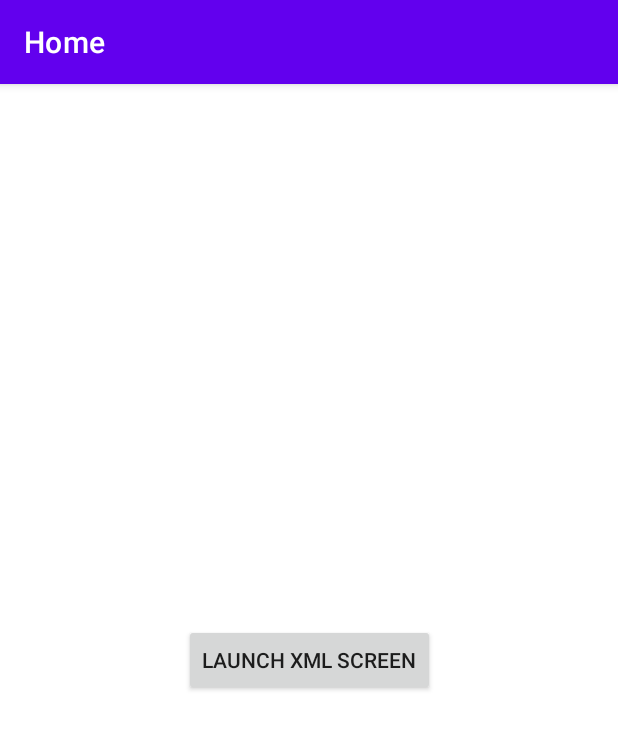
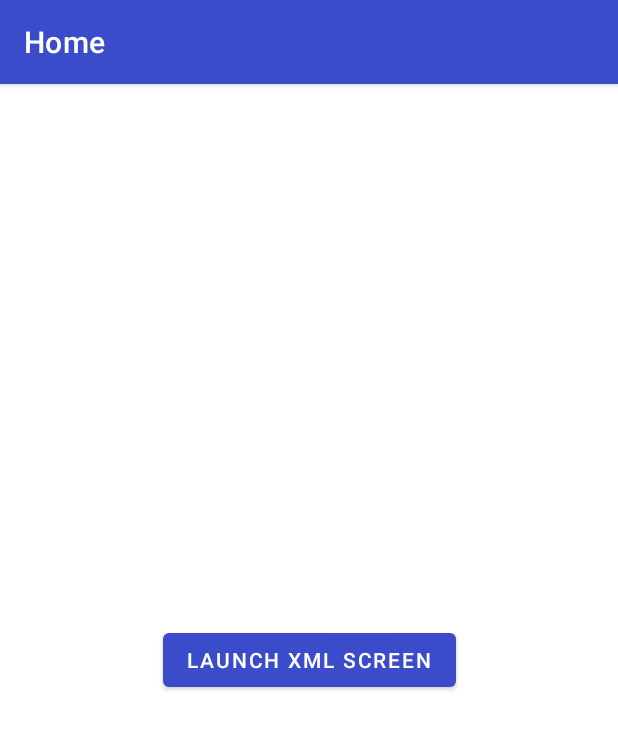
Before and after one commit to MaximeJineMaraval/espresso_talk, an Android app: the screen it shows after launch (MainActivity), on a phone screen of 412 x 824 dp. Shown: the top 729 px of the screen. Run offline under Robolectric (Android 15) with nearby library versions, the light colour scheme and no system bars.

Commit message:
feat: improve colors

```diff
--- a/app/src/main/java/com/jine/espressotalk/ui/pokemonlist/xml/PokemonAdapter.kt
+++ b/app/src/main/java/com/jine/espressotalk/ui/pokemonlist/xml/PokemonAdapter.kt
@@ -57,7 +57,7 @@ class PokemonAdapter(
                 when (pokemon.isFavorite()) {
                     true -> {
                         setImageResource(R.drawable.ic_favorite_filled)
-                        setColorFilter(ContextCompat.getColor(context, R.color.pokemon_red))
+                        setColorFilter(ContextCompat.getColor(context, R.color.pokemon_red_dark))
                     }
                     false -> {
                         setImageResource(R.drawable.ic_favorite_outlined)
--- a/app/src/main/res/layout/fragment_main.xml
+++ b/app/src/main/res/layout/fragment_main.xml
@@ -5,7 +5,7 @@
     android:layout_width="match_parent"
     android:layout_height="match_parent">
 
-    <androidx.appcompat.widget.AppCompatButton
+    <com.google.android.material.button.MaterialButton
         android:id="@+id/xmlButton"
         android:layout_width="wrap_content"
         android:layout_height="wrap_content"
--- a/app/src/main/res/values-night/themes.xml
+++ /dev/null
@@ -1,16 +0,0 @@
-<resources xmlns:tools="http://schemas.android.com/tools">
-    <!-- Base application theme. -->
-    <style name="Theme.EspressoTalk" parent="Theme.MaterialComponents.DayNight.NoActionBar">
-        <!-- Primary brand color. -->
-        <item name="colorPrimary">@color/purple_200</item>
-        <item name="colorPrimaryVariant">@color/purple_700</item>
-        <item name="colorOnPrimary">@color/black</item>
-        <!-- Secondary brand color. -->
-        <item name="colorSecondary">@color/teal_200</item>
-        <item name="colorSecondaryVariant">@color/teal_200</item>
-        <item name="colorOnSecondary">@color/black</item>
-        <!-- Status bar color. -->
-        <item name="android:statusBarColor" tools:targetApi="l">?attr/colorPrimaryVariant</item>
-        <!-- Customize your theme here. -->
-    </style>
-</resources>
--- a/app/src/main/res/values/colors.xml
+++ b/app/src/main/res/values/colors.xml
@@ -1,11 +1,10 @@
 <?xml version="1.0" encoding="utf-8"?>
 <resources>
-    <color name="purple_200">#FFBB86FC</color>
-    <color name="purple_500">#FF6200EE</color>
-    <color name="purple_700">#FF3700B3</color>
-    <color name="teal_200">#FF03DAC5</color>
-    <color name="teal_700">#FF018786</color>
     <color name="black">#FF000000</color>
     <color name="white">#FFFFFFFF</color>
-    <color name="pokemon_red">#CC0000</color>
+    <color name="pokemon_red_dark">#CC0000</color>
+    <color name="pokemon_blue">#3B4CCA</color>
+    <color name="pokemon_blue_dark">#2C3998</color>
+    <color name="pokemon_yellow">#FFDE00</color>
+    <color name="pokemon_yellow_dark">#B3A125</color>
 </resources>
--- a/app/src/main/res/values/themes.xml
+++ b/app/src/main/res/values/themes.xml
@@ -2,12 +2,12 @@
     <!-- Base application theme. -->
     <style name="Theme.EspressoTalk" parent="Theme.MaterialComponents.DayNight.NoActionBar">
         <!-- Primary brand color. -->
-        <item name="colorPrimary">@color/purple_500</item>
-        <item name="colorPrimaryVariant">@color/purple_700</item>
+        <item name="colorPrimary">@color/pokemon_blue</item>
+        <item name="colorPrimaryVariant">@color/pokemon_blue_dark</item>
         <item name="colorOnPrimary">@color/white</item>
         <!-- Secondary brand color. -->
-        <item name="colorSecondary">@color/teal_200</item>
-        <item name="colorSecondaryVariant">@color/teal_700</item>
+        <item name="colorSecondary">@color/pokemon_yellow_dark</item>
+        <item name="colorSecondaryVariant">@color/pokemon_yellow_dark</item>
         <item name="colorOnSecondary">@color/black</item>
         <!-- Status bar color. -->
         <item name="android:statusBarColor" tools:targetApi="l">?attr/colorPrimaryVariant</item>
```
